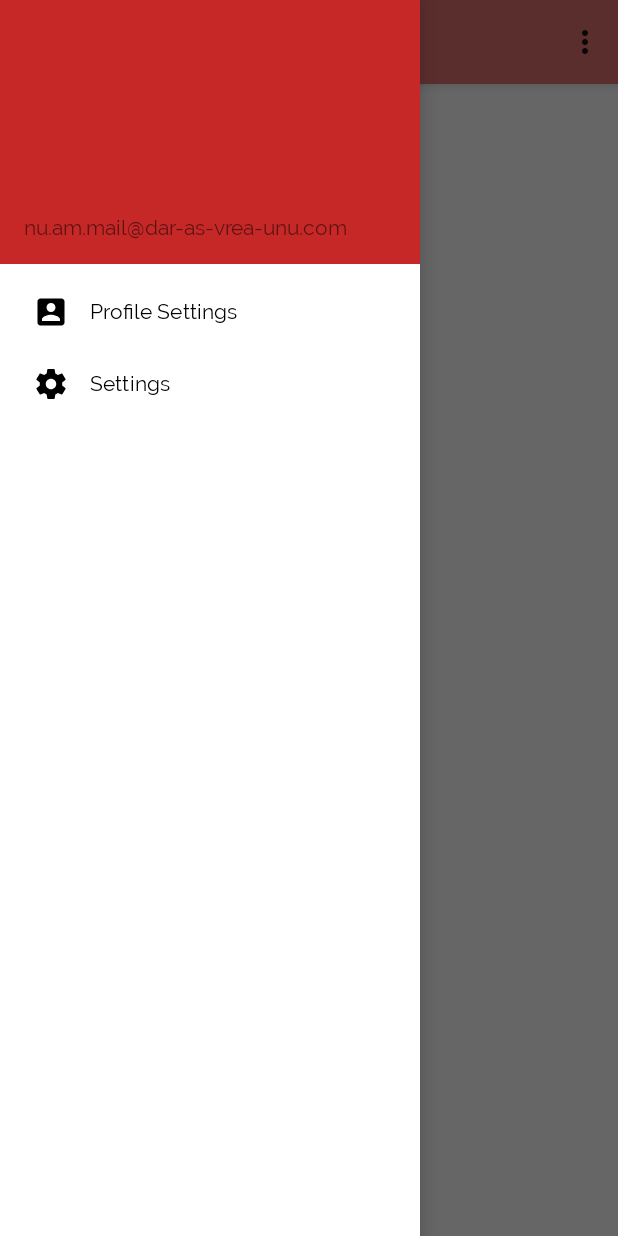
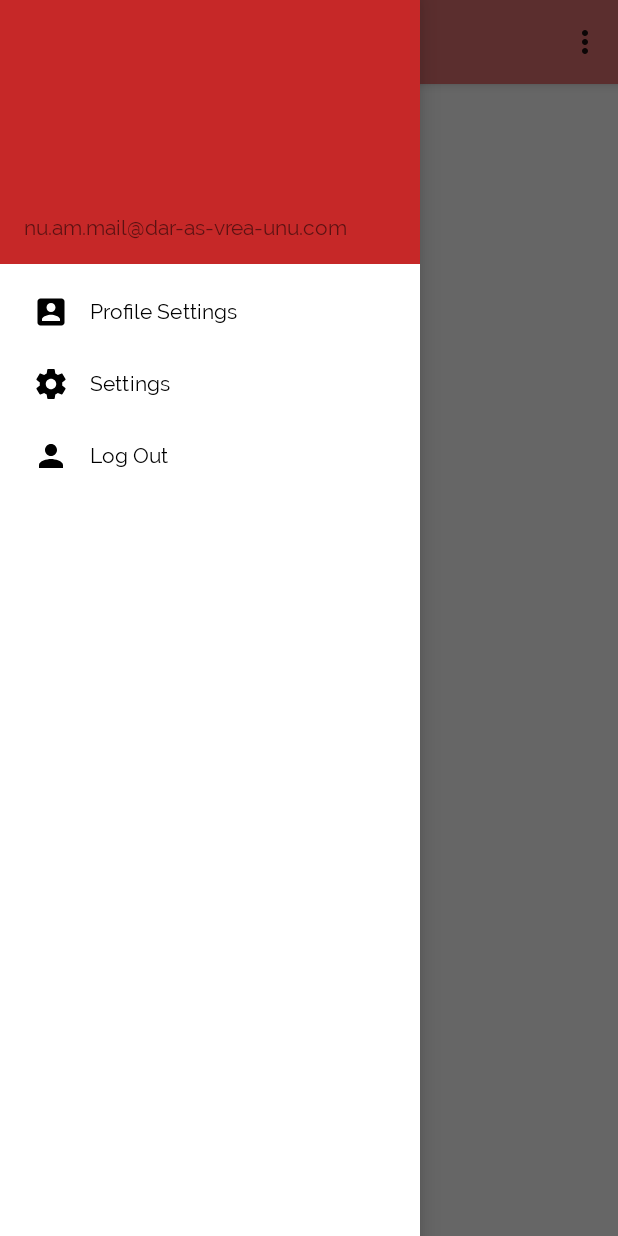
Before and after one commit to taralesca/RepelApp, an Android app: the screen it shows after launch once a user with an empty profile is signed in (MainActivity), with the side drawer open, on a phone screen of 412 x 824 dp. Run offline under Robolectric (Android 15) with nearby library versions, the phone set to English and light mode, and no system bars; our stand-ins replace Firebase (no records; nobody signed in at launch, a user with empty details on screens opened directly).

```diff
--- a/app/src/main/java/com/valiant/repel/MainActivity.java
+++ b/app/src/main/java/com/valiant/repel/MainActivity.java
@@ -1,6 +1,8 @@
 package com.valiant.repel;
 
+import android.content.Intent;
 import android.os.Bundle;
+import android.util.Log;
 import android.view.Menu;
 import android.view.MenuItem;
 import android.widget.TextView;
@@ -76,6 +78,7 @@ public class MainActivity extends AppCompatActivity
         drawer.addDrawerListener(toggle);
         toggle.syncState();
 
+
         NavigationView navigationView = (NavigationView) findViewById(R.id.nav_view);
         navigationView.setNavigationItemSelectedListener(this);
 
@@ -122,28 +125,20 @@ public class MainActivity extends AppCompatActivity
         return super.onOptionsItemSelected(item);
     }
 
-    @SuppressWarnings("StatementWithEmptyBody")
+    private void toLoginActivity() {
+        startActivity(new Intent(this, LoginActivity.class));
+    }
+
     @Override
     public boolean onNavigationItemSelected(MenuItem item) {
-        // Handle navigation view item clicks here.
         int id = item.getItemId();
 
-        /*
-        if (id == R.id.nav_camera) {
-            // Handle the camera action
-        } else if (id == R.id.nav_gallery) {
 
-        } else if (id == R.id.nav_slideshow) {
-
-        } else if (id == R.id.nav_manage) {
-
-        } else if (id == R.id.nav_share) {
-
-        } else if (id == R.id.nav_send) {
-
+        if (id == R.id.nav_logout) {
+            FirebaseAuth.getInstance().signOut();
+            toLoginActivity();
         }
 
-        */
 
         DrawerLayout drawer = (DrawerLayout) findViewById(R.id.drawer_layout);
         drawer.closeDrawer(GravityCompat.START);
--- a/app/src/main/res/menu/activity_main_drawer.xml
+++ b/app/src/main/res/menu/activity_main_drawer.xml
@@ -31,6 +31,10 @@
             android:id="@+id/nav_settings"
             android:icon="@drawable/ic_settings"
             android:title="Settings" />
+        <item
+            android:id="@+id/nav_logout"
+            android:icon="@drawable/ic_users"
+            android:title="Log Out" />
     </group>
 
 
```
Also changed, not shown: app/build.gradle (line endings or trailing spaces).
